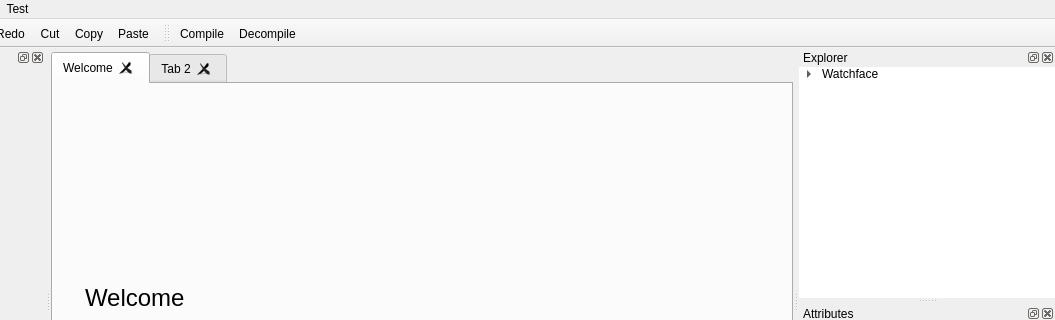
ooflet/Mi-Create, file src/window.ui: the form before one commit; both pictures show x 211 to 1266 and y 0 to 320 of the 1266 by 789 pixel window.
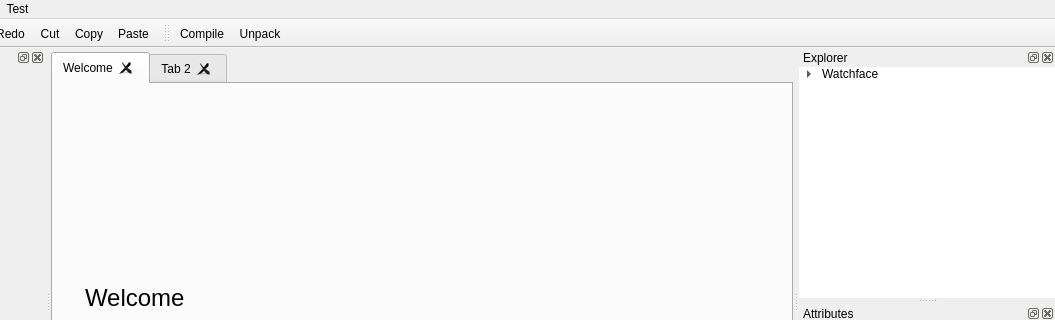
The form after the commit. Icons and pictures are not drawn.

Patch:
```diff
--- a/src/window.ui
+++ b/src/window.ui
@@ -783,7 +783,7 @@
      <normaloff>:/Dark/package-open.png</normaloff>:/Dark/package-open.png</iconset>
    </property>
    <property name="text">
-    <string>Decompile...</string>
+    <string>Unpack...</string>
    </property>
   </action>
   <action name="actionCut">
```
